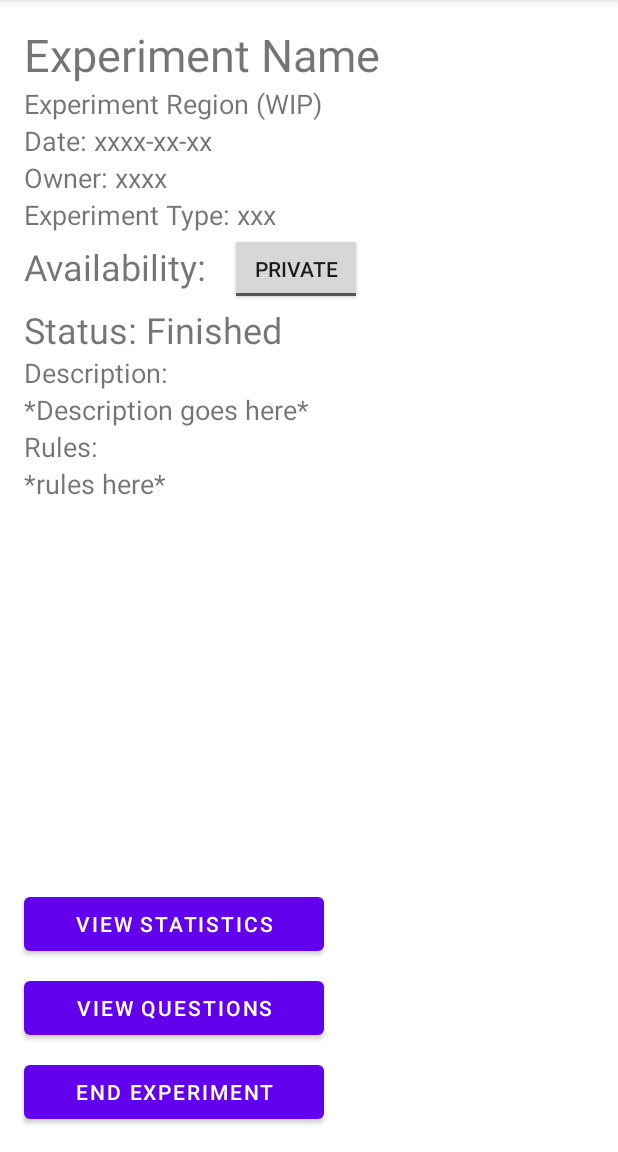
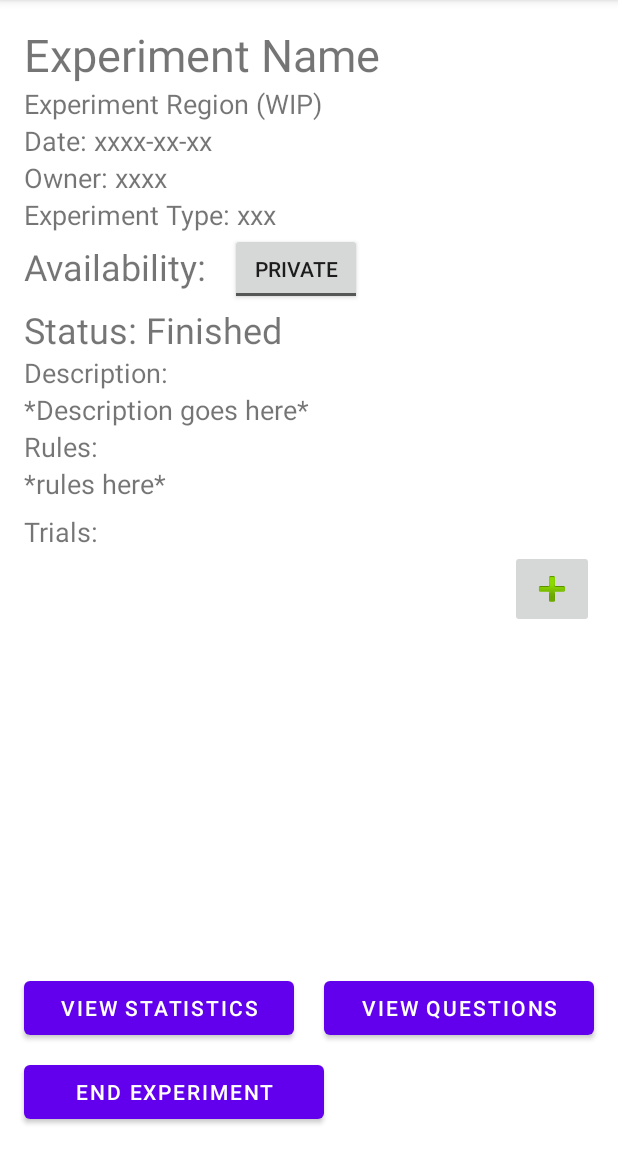
Before and after one commit to COMPUT301T3-21T33/Java-Squad, an Android app: the ExperimentView screen opened directly, with no data from a screen before it, on a phone screen of 412 x 824 dp, the part 84-1236 px from its top. Run offline under Robolectric (Android 15) with nearby library versions, the phone set to English and light mode, and no system bars; 6 statements that could not run were skipped.

Commit message:
Added Trial List to ExperimentView
List of trials should now display properly, button to add new trials does not work.
Need to add values of different types of trials

```diff
--- a/app/src/main/java/com/example/java_squad/ExperimentView.java
+++ b/app/src/main/java/com/example/java_squad/ExperimentView.java
@@ -4,6 +4,8 @@ import androidx.appcompat.app.AppCompatActivity;
 
 import android.os.Bundle;
 import android.view.View;
+import android.widget.ArrayAdapter;
+import android.widget.ListView;
 import android.widget.TextView;
 import android.widget.ToggleButton;
 
@@ -19,6 +21,9 @@ public class ExperimentView extends AppCompatActivity {
     TextView expActive;
     TextView expDescription;
     TextView expRules;
+
+    ListView trialList;
+    ArrayAdapter<Trial> trialAdapter;
 
     @Override
     protected void onCreate(Bundle savedInstanceState) {
@@ -46,7 +51,9 @@ public class ExperimentView extends AppCompatActivity {
         expDescription.setText(currentExperiment.getDescription());
         expRules.setText(currentExperiment.getRules());
 
+        trialList = findViewById(R.id.exp_trial_list);
 
+        trialAdapter = new TrialCustomList(this, currentExperiment.trials);
     }
 
     public void togglePublished(View view) {
--- a/app/src/main/java/com/example/java_squad/Experimental.java
+++ b/app/src/main/java/com/example/java_squad/Experimental.java
@@ -35,7 +35,7 @@ public class Experimental {
 
     //minimum number of trials before results are considered
     private int minTrials;
-    private List<Trial> trials = new ArrayList<>();
+    public ArrayList<Trial> trials = new ArrayList<>();
 
     private List<Question> questions = new ArrayList<>();
 
--- a/app/src/main/res/layout/activity_experiment_view.xml
+++ b/app/src/main/res/layout/activity_experiment_view.xml
@@ -143,24 +143,62 @@
 
     <Button
         android:id="@+id/button_questions"
-        android:layout_width="200dp"
+        android:layout_width="180dp"
         android:layout_height="wrap_content"
-        android:layout_marginStart="16dp"
-        android:layout_marginLeft="16dp"
+        android:layout_marginEnd="16dp"
+        android:layout_marginRight="16dp"
         android:layout_marginBottom="8dp"
         android:text="View Questions"
         app:layout_constraintBottom_toTopOf="@+id/button_end_experiment"
-        app:layout_constraintStart_toStartOf="parent" />
+        app:layout_constraintEnd_toEndOf="parent" />
 
     <Button
         android:id="@+id/button_statistics"
-        android:layout_width="200dp"
+        android:layout_width="180dp"
         android:layout_height="wrap_content"
         android:layout_marginStart="16dp"
         android:layout_marginLeft="16dp"
         android:layout_marginBottom="8dp"
         android:text="View Statistics"
-        app:layout_constraintBottom_toTopOf="@+id/button_questions"
+        app:layout_constraintBottom_toTopOf="@+id/button_end_experiment"
+        app:layout_constraintStart_toStartOf="parent" />
+
+    <ListView
+        android:id="@+id/exp_trial_list"
+        android:layout_width="match_parent"
+        android:layout_height="0dp"
+        android:layout_marginStart="16dp"
+        android:layout_marginLeft="16dp"
+        android:layout_marginTop="32dp"
+        android:layout_marginEnd="16dp"
+        android:layout_marginRight="16dp"
+        android:layout_marginBottom="16dp"
+        app:layout_constraintBottom_toTopOf="@+id/button_statistics"
+        app:layout_constraintEnd_toEndOf="parent"
+        app:layout_constraintStart_toStartOf="parent"
+        app:layout_constraintTop_toBottomOf="@+id/linearLayout2">
+
+    </ListView>
+
+    <ImageButton
+        android:id="@+id/button_add_trial"
+        android:layout_width="wrap_content"
+        android:layout_height="wrap_content"
+        android:layout_marginEnd="16dp"
+        android:layout_marginRight="16dp"
+        app:layout_constraintEnd_toEndOf="parent"
+        app:layout_constraintTop_toTopOf="@+id/exp_trial_list"
+        app:srcCompat="@android:drawable/ic_input_add" />
+
+    <TextView
+        android:id="@+id/textView2"
+        android:layout_width="wrap_content"
+        android:layout_height="wrap_content"
+        android:layout_marginStart="16dp"
+        android:layout_marginLeft="16dp"
+        android:text="Trials:"
+        android:textSize="18sp"
+        app:layout_constraintBottom_toTopOf="@+id/exp_trial_list"
         app:layout_constraintStart_toStartOf="parent" />
 
 </androidx.constraintlayout.widget.ConstraintLayout>
```
Also changed, not shown: app/src/main/java/com/example/java_squad/TrialCustomList.java (added, +49 -0 lines), app/src/main/res/layout/trial_list_content.xml (added, +37 -0 lines), 1 other file.
